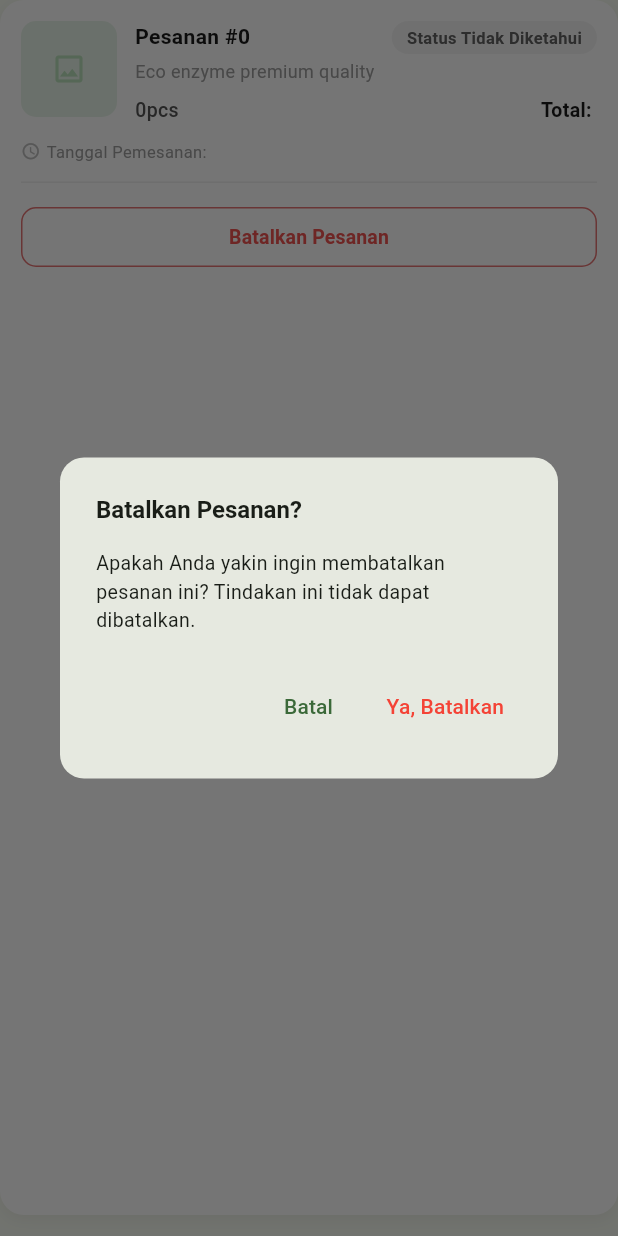
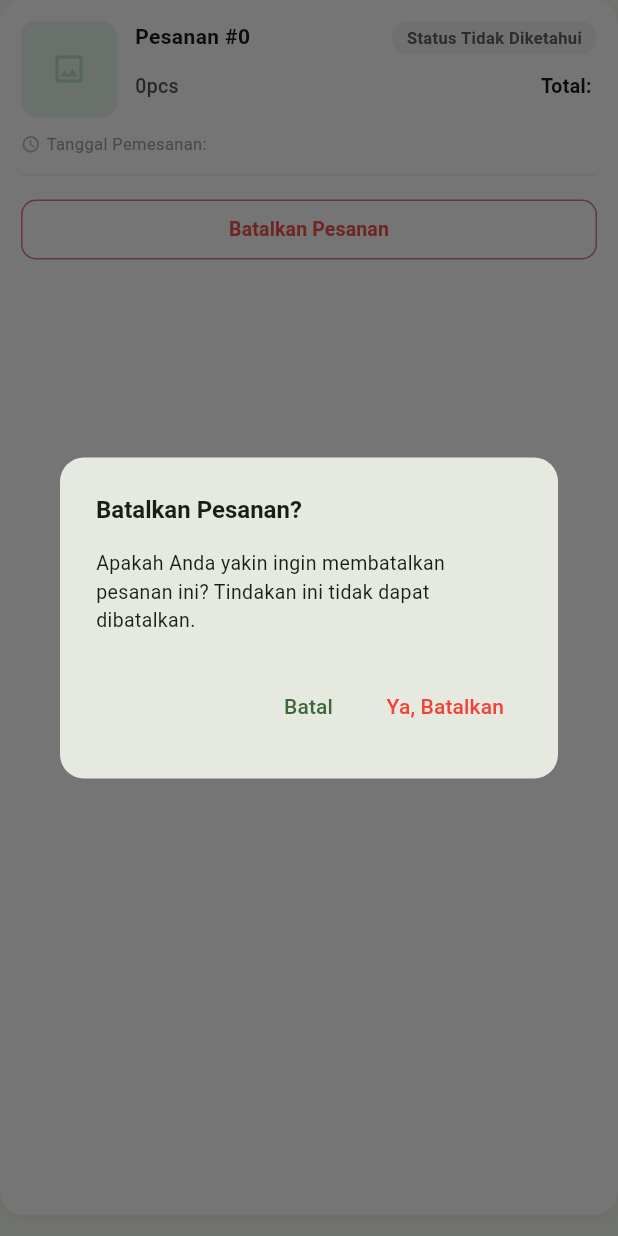
Before and after one commit to leoafif13/EnzyLife, a Flutter app: the _OrderCard widget shown alone on an empty page, opened directly with empty values, after a tap on "Batalkan Pesanan", on a phone screen of 412 x 824 dp. Run offline on Flutter 3.47's test engine with Material 3 defaults, Android fonts, the phone set to English and light mode, and no system bars; our stand-ins replace google_sign_in, pdf, printing, shared_preferences, youtube_player_iframe; missing offline and left inert: dart:js; accounts and stored records are empty; network calls fail.

Commit message:
style(belanja): ubah rasio detail gambar produk jadi 1:1 dan sembunyikan deskripsi dari daftar

```diff
--- a/EnzyLife_Flutter/lib/belanja/detail_produk_page.dart
+++ b/EnzyLife_Flutter/lib/belanja/detail_produk_page.dart
@@ -185,8 +185,8 @@ class _ProductDetailScreenState extends State<ProductDetailScreen> {
                     color: Colors.white,
                     child: Column(
                       children: [
-                        SizedBox(
-                          height: 260,
+                        AspectRatio(
+                          aspectRatio: 1.0,
                           child: PageView.builder(
                             controller: _pageController,
                             itemCount: _imageCount,
@@ -251,7 +251,7 @@ class _ProductDetailScreenState extends State<ProductDetailScreen> {
                                 ),
                               ],
                             ),
-                          ),
+                        ),
                         ),
                         // Dot indicator
                         Padding(
--- a/EnzyLife_Flutter/lib/profil/riwayat_belanja_page.dart
+++ b/EnzyLife_Flutter/lib/profil/riwayat_belanja_page.dart
@@ -9,6 +9,7 @@ import '../services/format_helper.dart';
 import '../widgets/search_bar_field.dart';
 import '../widgets/page_header_card.dart';
 import '../widgets/purchase_bottom_sheet.dart';
+import '../widgets/chatbot_widget.dart';
 
 // ── Status pesanan ────────────────────────────
 enum OrderStatus { dipesan, dikirim, selesai }
@@ -123,7 +124,10 @@ class _RiwayatBelanjaScreenState extends State<RiwayatBelanjaScreen> {
       appBar: const SubPageAppBar(
         title: 'Riwayat Belanja',
       ),
-      body: Column(
+      body: Stack(
+        clipBehavior: Clip.none,
+        children: [
+          Column(
         children: [
           // Header card
           const Padding(
@@ -191,7 +195,10 @@ class _RiwayatBelanjaScreenState extends State<RiwayatBelanjaScreen> {
           ),
         ],
       ),
-    );
+      const ChatbotWidget(),
+    ],
+  ),
+);
   }
 }
 
@@ -222,14 +229,7 @@ class _OrderCard extends StatelessWidget {
         ? 'http://127.0.0.1:8000/gambar/produk/${firstItem.product!.image.split('/').last}'
         : null;
 
-    String dateStr = order.createdAt;
-    if (order.createdAt.contains('T')) {
-      final parts = order.createdAt.split('T');
-      final datePart = parts[0];
-      final timePart = parts[1].split('.')[0];
-      final timeFormatted = timePart.length >= 5 ? timePart.substring(0, 5) : timePart;
-      dateStr = '$datePart $timeFormatted';
-    }
+    final dateStr = formatDate(order.createdAt);
 
     return GestureDetector(
       onTap: () async {
@@ -308,12 +308,7 @@ class _OrderCard extends StatelessWidget {
                           ),
                         ],
                       ),
-                      const SizedBox(height: 3),
-                      Text(firstItem?.product?.description ?? 'Eco enzyme premium quality',
-                          maxLines: 1,
-                          overflow: TextOverflow.ellipsis,
-                          style: TextStyle(fontSize: 12, color: Colors.grey[500])),
-                      const SizedBox(height: 8),
+                      const SizedBox(height: 12),
                       Row(
                         mainAxisAlignment: MainAxisAlignment.spaceBetween,
                         children: [
```
Also changed, not shown: EnzyLife_Flutter/lib/belanja/widgets/product_card.dart (+0 -7 lines).
